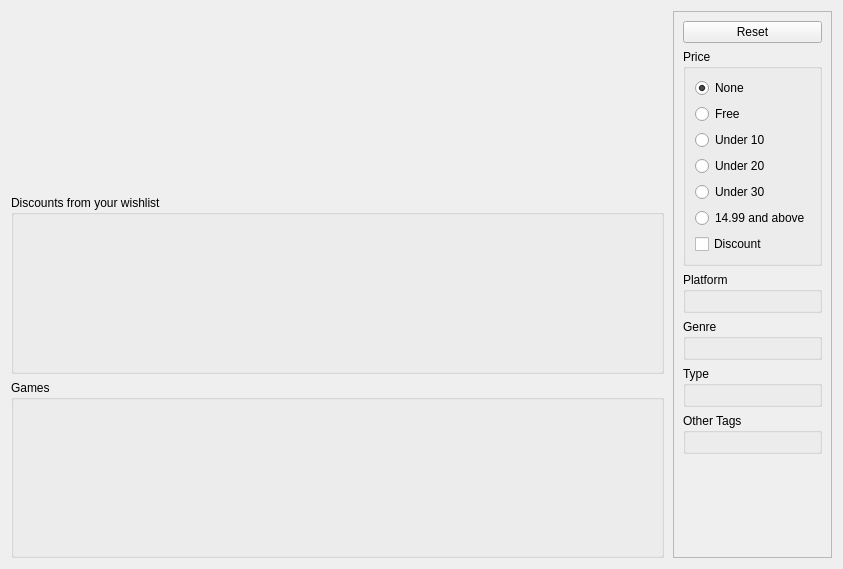
The window that rare/ui/components/tabs/store/store.ui (RareDevs/Rare) describes before a commit, drawn with Qt 5.
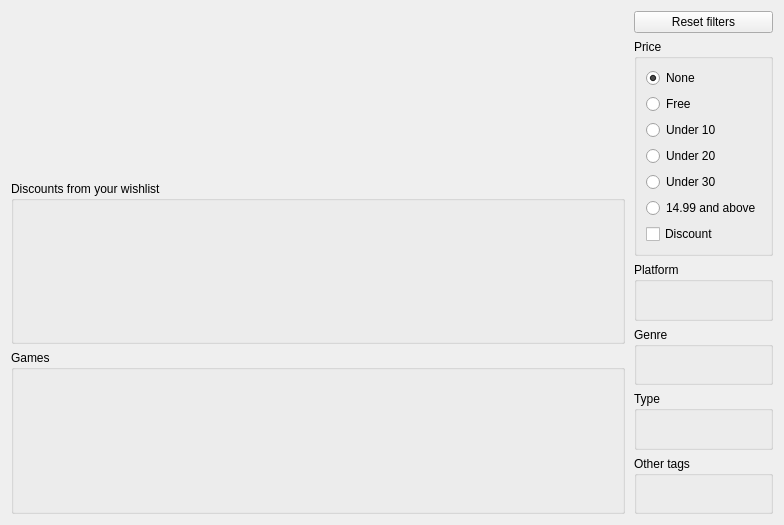
The same window after the commit.

Commit message: ShopWidget: Cleanup shop layout

Patch:
```diff
--- a/rare/ui/components/tabs/store/store.ui
+++ b/rare/ui/components/tabs/store/store.ui
@@ -6,14 +6,16 @@
    <rect>
     <x>0</x>
     <y>0</y>
-    <width>843</width>
-    <height>569</height>
+    <width>784</width>
+    <height>525</height>
    </rect>
   </property>
   <property name="windowTitle">
    <string notr="true">Store</string>
   </property>
-  <layout class="QHBoxLayout" name="shop_layout">
+  <layout class="QHBoxLayout" name="shop_layout" stretch="0,0">
+   <item>
+    <layout class="QVBoxLayout" name="left_layout">
    <item>
     <widget class="QScrollArea" name="games_scrollarea">
      <property name="frameShape">
@@ -33,8 +35,8 @@
        <rect>
         <x>0</x>
         <y>0</y>
-        <width>659</width>
-        <height>557</height>
+          <width>611</width>
+          <height>511</height>
        </rect>
       </property>
       <layout class="QVBoxLayout" name="games_container_layout">
@@ -69,8 +71,8 @@
            <rect>
             <x>0</x>
             <y>0</y>
-            <width>656</width>
-            <height>182</height>
+              <width>608</width>
+              <height>166</height>
            </rect>
           </property>
          </widget>
@@ -108,6 +110,17 @@
      </widget>
     </widget>
    </item>
+    </layout>
+   </item>
+   <item>
+    <layout class="QVBoxLayout" name="right_layout">
+     <item>
+      <widget class="QPushButton" name="reset_button">
+       <property name="text">
+        <string>Reset filters</string>
+       </property>
+      </widget>
+     </item>
    <item>
     <widget class="QScrollArea" name="filter_scrollarea">
      <property name="sizePolicy">
@@ -116,9 +129,18 @@
        <verstretch>0</verstretch>
       </sizepolicy>
      </property>
+       <property name="frameShape">
+        <enum>QFrame::NoFrame</enum>
+       </property>
+       <property name="frameShadow">
+        <enum>QFrame::Plain</enum>
+       </property>
      <property name="horizontalScrollBarPolicy">
       <enum>Qt::ScrollBarAlwaysOff</enum>
      </property>
+       <property name="sizeAdjustPolicy">
+        <enum>QAbstractScrollArea::AdjustToContents</enum>
+       </property>
      <property name="widgetResizable">
       <bool>true</bool>
      </property>
@@ -127,21 +149,23 @@
        <rect>
         <x>0</x>
         <y>0</y>
-        <width>162</width>
-        <height>553</height>
+          <width>151</width>
+          <height>479</height>
        </rect>
       </property>
       <layout class="QVBoxLayout" name="filter_container_layout">
-       <property name="sizeConstraint">
-        <enum>QLayout::SetFixedSize</enum>
-       </property>
-       <item>
-        <widget class="QPushButton" name="reset_button">
-         <property name="text">
-          <string>Reset</string>
+         <property name="leftMargin">
+          <number>0</number>
+         </property>
+         <property name="topMargin">
+          <number>0</number>
          </property>
-        </widget>
-       </item>
+         <property name="rightMargin">
+          <number>0</number>
+         </property>
+         <property name="bottomMargin">
+          <number>0</number>
+         </property>
        <item>
         <widget class="QGroupBox" name="price_group">
          <property name="title">
@@ -230,7 +254,7 @@
        <item>
         <widget class="QGroupBox" name="others_group">
          <property name="title">
-          <string>Other Tags</string>
+            <string>Other tags</string>
          </property>
          <layout class="QVBoxLayout" name="others_layout"/>
         </widget>
@@ -238,6 +262,8 @@
       </layout>
      </widget>
     </widget>
+     </item>
+    </layout>
    </item>
   </layout>
  </widget>
```
Lines whose indentation alone changed are shown as unchanged. The commit also changes 2 other files.
